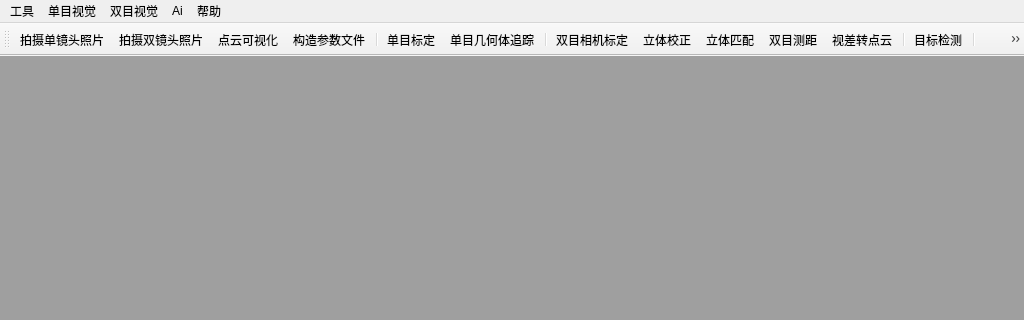
Above: src/EvisionSandbox/Evision.ui from jiafeng5513/Evision before the change; both pictures show x 0 to 1024 and y 0 to 320 of the 1024 by 710 pixel window. Below: the same form after it.
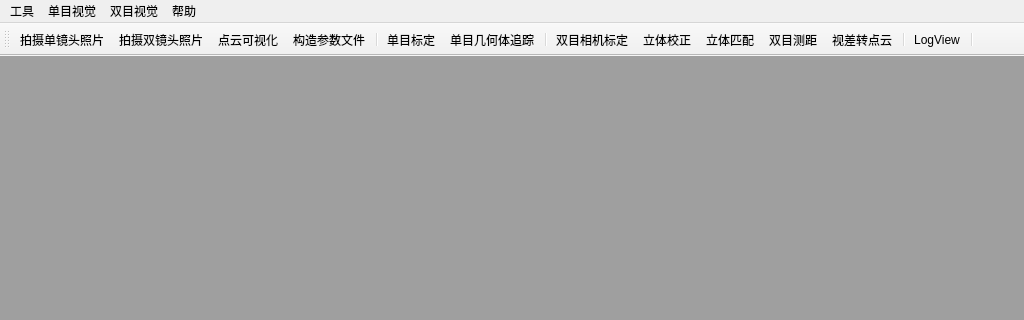
That is the form after the change. Icons and pictures are not drawn.

Commit message:
Remove ObjectDetection consumer code from EvisionSandbox
Drop the Ai menu (object detection was its only entry), toolbar action,
on_action_ObjectDetection_triggered() slot, WITH_CUDA conditional blocks,
and the if(ObjectDetection) CMake blocks incl. the windeployqt list entry,
ahead of removing the modules themselves.

Ultraworked with [Sisyphus](https://github.com/code-yeongyu/oh-my-openagent)

```diff
--- a/src/EvisionSandbox/Evision.ui
+++ b/src/EvisionSandbox/Evision.ui
@@ -97,12 +97,6 @@
     <addaction name="action_Measure_View"/>
     <addaction name="action_dispToPCD"/>
    </widget>
-   <widget class="QMenu" name="menuAi">
-    <property name="title">
-     <string>Ai</string>
-    </property>
-    <addaction name="action_ObjectDetection"/>
-   </widget>
    <widget class="QMenu" name="menu_4">
     <property name="title">
      <string>单目视觉</string>
@@ -113,7 +107,6 @@
    <addaction name="menu"/>
    <addaction name="menu_4"/>
    <addaction name="menu_3"/>
-   <addaction name="menuAi"/>
    <addaction name="menu_2"/>
   </widget>
   <widget class="QToolBar" name="mainToolBar">
@@ -140,8 +133,6 @@
    <addaction name="action_Measure_View"/>
    <addaction name="action_dispToPCD"/>
    <addaction name="separator"/>
-   <addaction name="action_ObjectDetection"/>
-   <addaction name="separator"/>
    <addaction name="action_LogView"/>
    <addaction name="separator"/>
   </widget>
@@ -210,15 +201,6 @@
     <string>双目相机标定</string>
    </property>
   </action>
-  <action name="action_ObjectDetection">
-   <property name="icon">
-    <iconset resource="Evision.qrc">
-     <normaloff>:/Evision/resource/face_detection_128px_1218199_easyicon.net.ico</normaloff>:/Evision/resource/face_detection_128px_1218199_easyicon.net.ico</iconset>
-   </property>
-   <property name="text">
-    <string>目标检测</string>
-   </property>
-  </action>
   <action name="action_LogView">
    <property name="icon">
     <iconset resource="Evision.qrc">
```
The commit also changes 154 other files.
